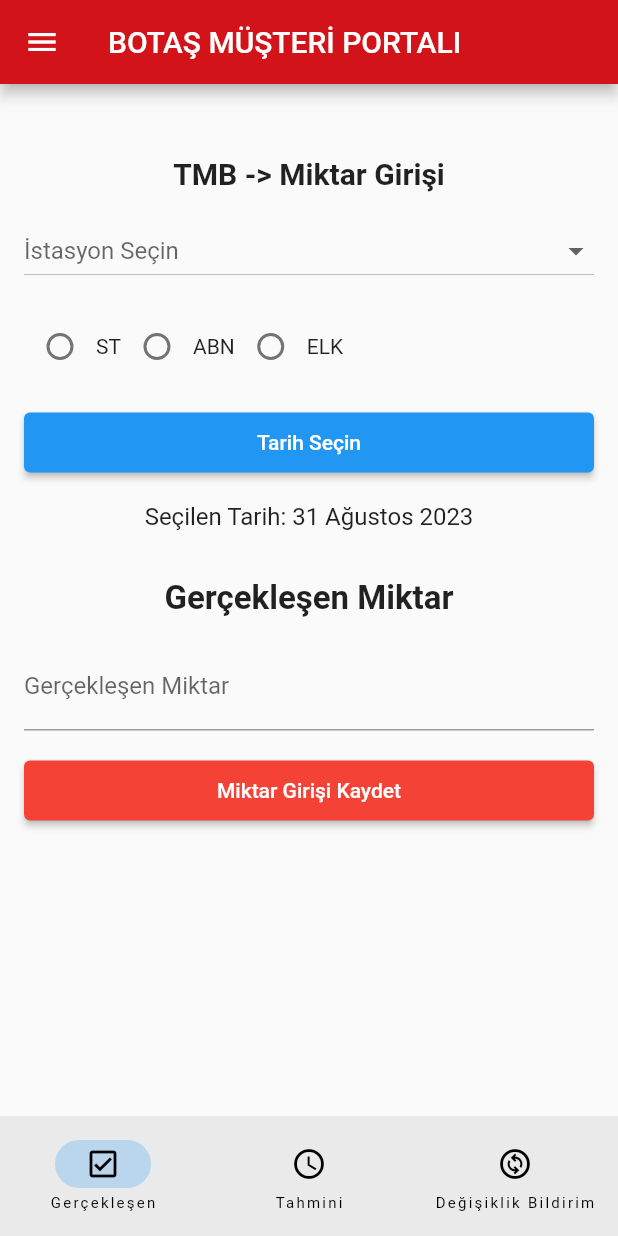
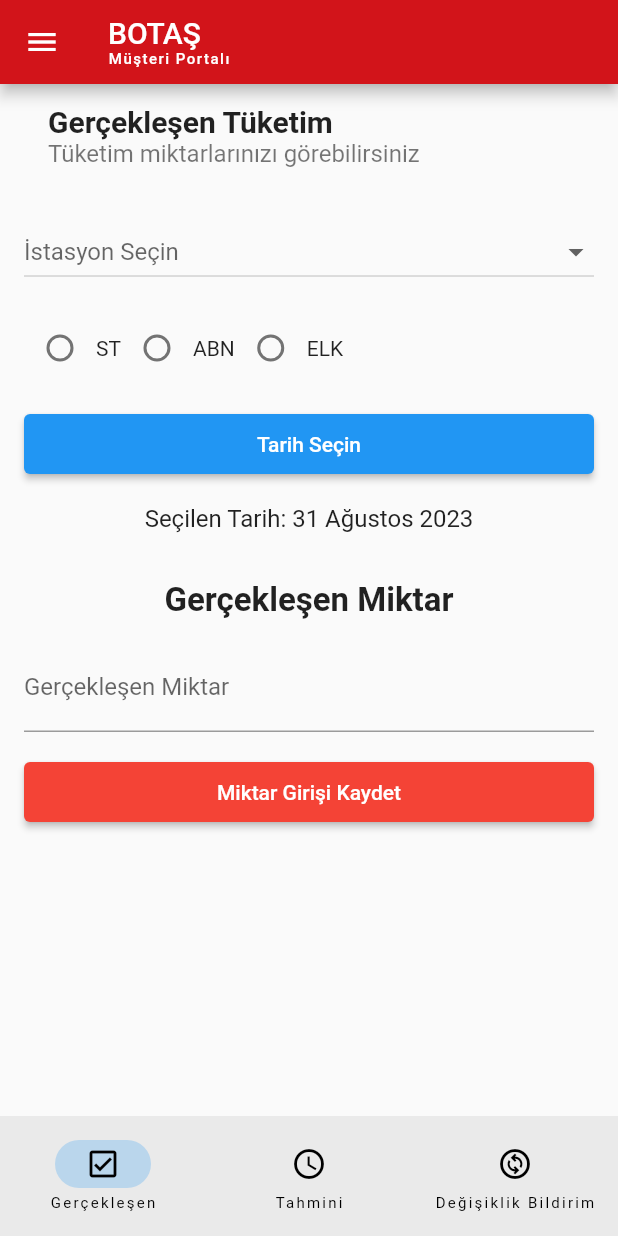
Before and after one commit to onur-akdogan/musteri_portali, a Flutter app: the screen it shows after launch, on a phone screen of 412 x 824 dp. Run offline on Flutter 3.47's test engine with Material 2 defaults, Android fonts, the phone set to English and light mode, and no system bars; Roboto replaces fonts that are missing (poppins).

```diff
--- a/lib/miktar.dart
+++ b/lib/miktar.dart
@@ -25,13 +25,29 @@ class NavigationExample extends StatefulWidget {
 
 class _NavigationExampleState extends State<NavigationExample> {
   int currentPageIndex = 0;
-
+//ListTile İçine Al
   @override
   Widget build(BuildContext context) {
     return Scaffold(
       drawer: const Navbar(),
       appBar: AppBar(
-        title: const Text('BOTAŞ MÜŞTERİ PORTALI'),
+        title: Column(
+          mainAxisAlignment: MainAxisAlignment.center,
+          crossAxisAlignment: CrossAxisAlignment.start,
+          children: <Widget>[
+            Text(
+              'BOTAŞ',
+              //style: TextStyle(fontSize: 81),
+            ),
+            Visibility(
+              visible: true,
+              child: Text(
+                'Müşteri Portalı',
+                style: TextStyle(fontSize: 10.0, letterSpacing: 1),
+              ),
+            ),
+          ],
+        ),
         backgroundColor: const Color.fromARGB(255, 210, 20, 26),
       ),
       bottomNavigationBar: NavigationBar(
@@ -65,15 +81,14 @@ class _NavigationExampleState extends State<NavigationExample> {
             ),
             child: Column(
               children: [
-                const SizedBox(height: 48),
-                // En yukarıda Miktar Girişi yazısı
-                const Text(
-                  'TMB -> Miktar Girişi',
-                  textAlign: TextAlign.center,
-                  style: TextStyle(
-                    fontSize: 20,
-                    fontWeight: FontWeight.bold,
-                    fontFamily: 'poppins',
+                ListTile(
+                  title: const Text(
+                    'Gerçekleşen Tüketim',
+                    style: TextStyle(fontSize: 20, fontWeight: FontWeight.bold),
+                  ),
+                  subtitle: const Text(
+                    'Tüketim miktarlarınızı görebilirsiniz',
+                    style: TextStyle(fontSize: 16),
                   ),
                 ),
                 const SizedBox(height: 16), // Boşluk eklemek için SizedBox
```
Also changed, not shown: 7 other files.
